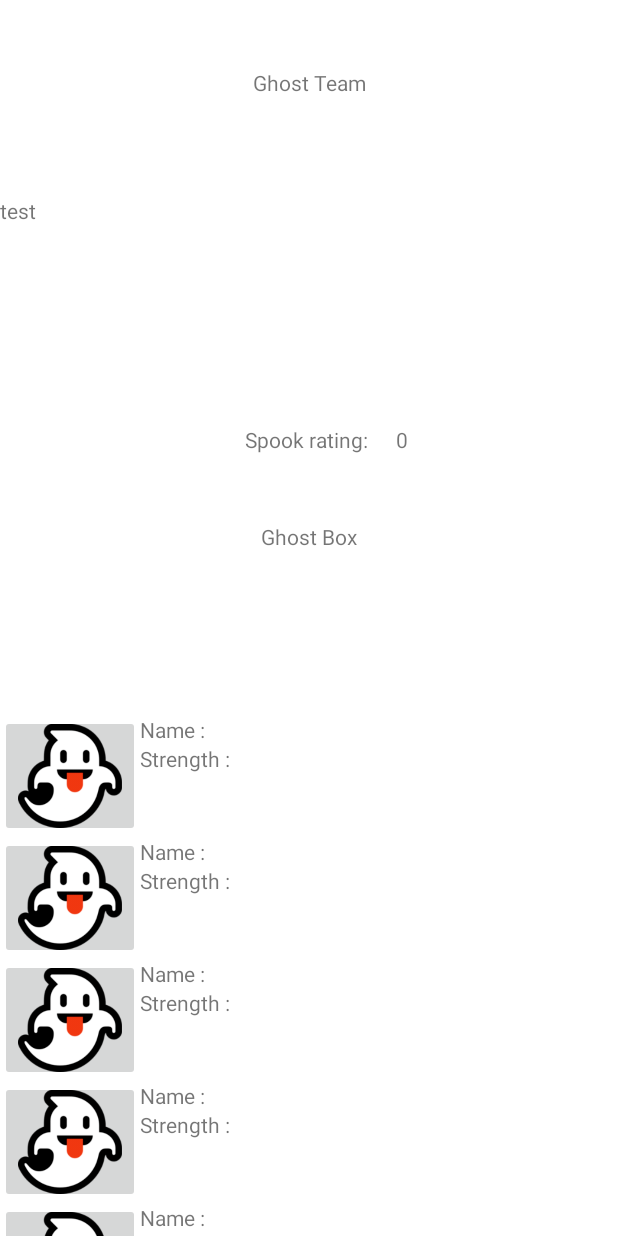
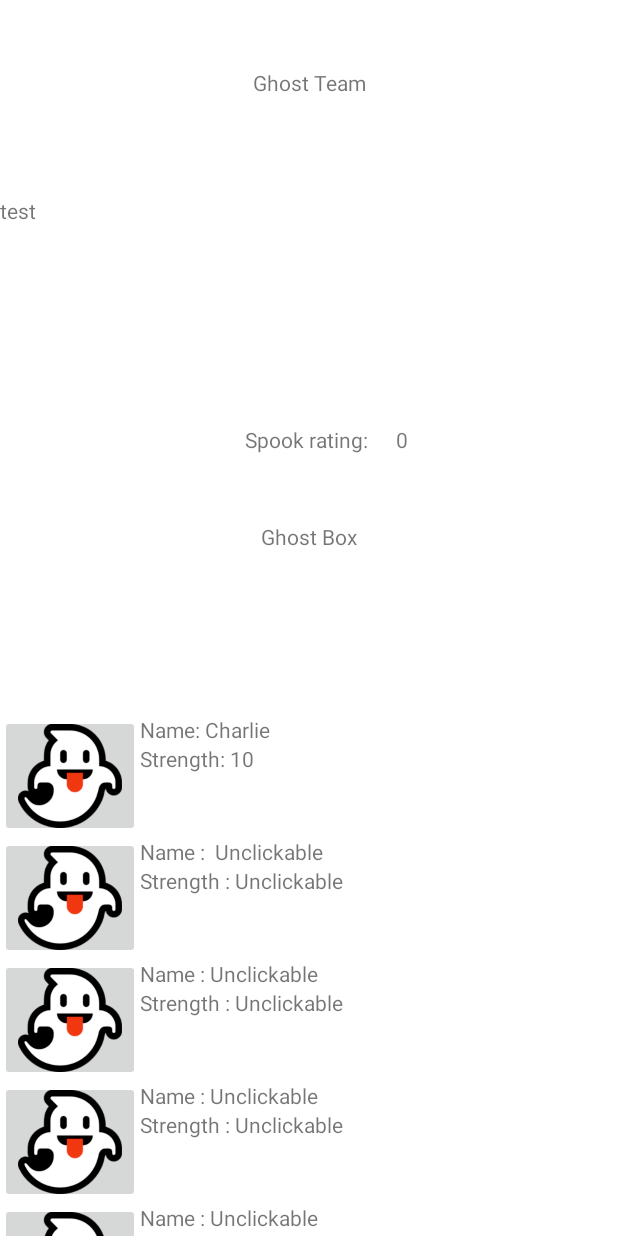
Before and after one commit to guillaumemouchet/Spook-Inc, an Android app: the TrainingActivity screen opened directly, with no data from a screen before it, on a phone screen of 412 x 824 dp. Run offline under Robolectric (Android 15) with nearby library versions, the phone set to English and light mode, and no system bars.

Commit message:
Ghost name an strength

```diff
--- a/app/src/main/java/com/example/spook_inc/TrainingActivity.kt
+++ b/app/src/main/java/com/example/spook_inc/TrainingActivity.kt
@@ -8,6 +8,7 @@ import android.util.Log
 import android.view.View
 import android.widget.Button
 import android.widget.ImageButton
+import android.widget.TextView
 
 import android.widget.Toast
 
@@ -20,8 +21,13 @@ class TrainingActivity : AppCompatActivity() {
 
         val btnAddTeam = findViewById<Button>(R.id.btnAdd)
         val btnGhost = findViewById<ImageButton>(R.id.image6)
+        val txtName = findViewById<TextView>(R.id.txtVName)
+        val txtStrength = findViewById<TextView>(R.id.txtVStrength)
 
         val ghost =  Ghost(1,"Charlie", 10)
+
+        txtName.text = "Name: ${ghost.name}"
+        txtStrength.text = "Strength: ${ghost.strength}"
 
         btnGhost.setOnClickListener(){
             btnAddTeam.visibility = View.VISIBLE
--- a/app/src/main/res/layout/activity_training.xml
+++ b/app/src/main/res/layout/activity_training.xml
@@ -85,13 +85,13 @@
                         android:id="@+id/txtVName2"
                         android:layout_width="match_parent"
                         android:layout_height="wrap_content"
-                        android:text="Name : " />
+                        android:text="Name :  Unclickable" />
 
                     <TextView
                         android:id="@+id/txtVStrength2"
                         android:layout_width="match_parent"
                         android:layout_height="wrap_content"
-                        android:text="Strength : " />
+                        android:text="Strength : Unclickable" />
                 </LinearLayout>
             </LinearLayout>
 
@@ -116,13 +116,13 @@
                         android:id="@+id/txtVName3"
                         android:layout_width="match_parent"
                         android:layout_height="wrap_content"
-                        android:text="Name : " />
+                        android:text="Name : Unclickable" />
 
                     <TextView
                         android:id="@+id/txtVStrength3"
                         android:layout_width="match_parent"
                         android:layout_height="wrap_content"
-                        android:text="Strength : " />
+                        android:text="Strength : Unclickable" />
                 </LinearLayout>
             </LinearLayout>
 
@@ -147,13 +147,13 @@
                         android:id="@+id/txtVName4"
                         android:layout_width="match_parent"
                         android:layout_height="wrap_content"
-                        android:text="Name : " />
+                        android:text="Name : Unclickable" />
 
                     <TextView
                         android:id="@+id/txtVStrength4"
                         android:layout_width="match_parent"
                         android:layout_height="wrap_content"
-                        android:text="Strength : " />
+                        android:text="Strength : Unclickable" />
                 </LinearLayout>
             </LinearLayout>
 
@@ -178,13 +178,13 @@
                         android:id="@+id/txtVName5"
                         android:layout_width="match_parent"
                         android:layout_height="wrap_content"
-                        android:text="Name : " />
+                        android:text="Name : Unclickable" />
 
                     <TextView
                         android:id="@+id/txtVStrength5"
                         android:layout_width="match_parent"
                         android:layout_height="wrap_content"
-                        android:text="Strength : " />
+                        android:text="Strength : Unclickable" />
                 </LinearLayout>
             </LinearLayout>
 
```
